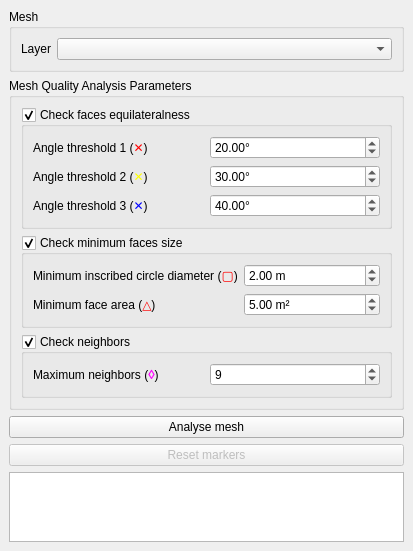
Qt form mesh_tools/ui/mesh_quality.ui (Artelia/Mesh_tools) before a commit.
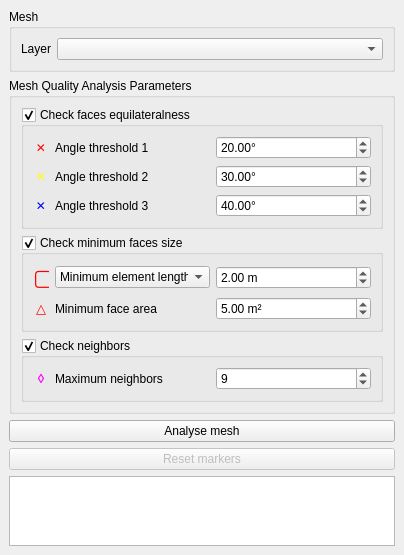
The same form after that commit. Custom widgets are drawn as their Qt base class.

Commit message: Add choice between minimum element length and minimum inscribed circle diameter

Patch:
```diff
--- a/mesh_tools/ui/mesh_quality.ui
+++ b/mesh_tools/ui/mesh_quality.ui
@@ -6,7 +6,7 @@
    <rect>
     <x>0</x>
     <y>0</y>
-    <width>413</width>
+    <width>404</width>
     <height>543</height>
    </rect>
   </property>
@@ -62,54 +62,138 @@
           <bool>false</bool>
          </property>
          <layout class="QGridLayout" name="gridLayout_2">
-          <item row="1" column="1">
-           <widget class="QgsDoubleSpinBox" name="qdsb_bad_angle_2">
-            <property name="suffix">
-             <string notr="true">°</string>
-            </property>
-            <property name="value">
-             <double>30.000000000000000</double>
+          <item row="2" column="1">
+           <widget class="QLabel" name="label_4">
+            <property name="text">
+             <string>Angle threshold 3</string>
             </property>
            </widget>
           </item>
-          <item row="0" column="0">
+          <item row="0" column="1">
            <widget class="QLabel" name="label_2">
             <property name="text">
-             <string>&lt;html&gt;&lt;head/&gt;&lt;body&gt;&lt;p&gt;Angle threshold 1 (&lt;span style=&quot; font-family:'sans-serif'; font-weight:600; color:#ff0000;&quot;&gt;✕&lt;/span&gt;)&lt;/p&gt;&lt;/body&gt;&lt;/html&gt;</string>
+             <string>Angle threshold 1</string>
             </property>
            </widget>
           </item>
-          <item row="0" column="1">
-           <widget class="QgsDoubleSpinBox" name="qdsb_bad_angle_1">
-            <property name="suffix">
-             <string notr="true">°</string>
+          <item row="0" column="0">
+           <widget class="QLabel" name="label_5">
+            <property name="sizePolicy">
+             <sizepolicy hsizetype="Fixed" vsizetype="Preferred">
+              <horstretch>0</horstretch>
+              <verstretch>0</verstretch>
+             </sizepolicy>
             </property>
-            <property name="value">
-             <double>20.000000000000000</double>
+            <property name="minimumSize">
+             <size>
+              <width>16</width>
+              <height>0</height>
+             </size>
             </property>
-           </widget>
-          </item>
-          <item row="2" column="1">
-           <widget class="QgsDoubleSpinBox" name="qdsb_bad_angle_3">
-            <property name="suffix">
-             <string notr="true">°</string>
+            <property name="maximumSize">
+             <size>
+              <width>16</width>
+              <height>16777215</height>
+             </size>
             </property>
-            <property name="value">
-             <double>40.000000000000000</double>
+            <property name="text">
+             <string notr="true">&lt;html&gt;&lt;head/&gt;&lt;body&gt;&lt;p&gt;&lt;span style=&quot; font-family:'sans-serif'; font-weight:600; color:#ff0000;&quot;&gt;✕&lt;/span&gt;&lt;/p&gt;&lt;/body&gt;&lt;/html&gt;</string>
             </property>
+            <property name="alignment">
+             <set>Qt::AlignCenter</set>
+            </property>
            </widget>
           </item>
-          <item row="1" column="0">
+          <item row="1" column="1">
            <widget class="QLabel" name="label_3">
             <property name="text">
-             <string>&lt;html&gt;&lt;head/&gt;&lt;body&gt;&lt;p&gt;Angle threshold 2 (&lt;span style=&quot; font-family:'sans-serif'; font-weight:600; color:#ffff00;&quot;&gt;✕&lt;/span&gt;)&lt;/p&gt;&lt;/body&gt;&lt;/html&gt;</string>
+             <string>Angle threshold 2</string>
+            </property>
+           </widget>
+          </item>
+          <item row="2" column="2">
+           <widget class="QgsDoubleSpinBox" name="mDsbAngle3">
+            <property name="suffix">
+             <string notr="true">°</string>
+            </property>
+            <property name="value">
+             <double>40.000000000000000</double>
+            </property>
+           </widget>
+          </item>
+          <item row="1" column="2">
+           <widget class="QgsDoubleSpinBox" name="mDsbAngle2">
+            <property name="suffix">
+             <string notr="true">°</string>
+            </property>
+            <property name="value">
+             <double>30.000000000000000</double>
+            </property>
+           </widget>
+          </item>
+          <item row="0" column="2">
+           <widget class="QgsDoubleSpinBox" name="mDsbAngle1">
+            <property name="suffix">
+             <string notr="true">°</string>
+            </property>
+            <property name="value">
+             <double>20.000000000000000</double>
+            </property>
+           </widget>
+          </item>
+          <item row="1" column="0">
+           <widget class="QLabel" name="label_8">
+            <property name="sizePolicy">
+             <sizepolicy hsizetype="Fixed" vsizetype="Preferred">
+              <horstretch>0</horstretch>
+              <verstretch>0</verstretch>
+             </sizepolicy>
+            </property>
+            <property name="minimumSize">
+             <size>
+              <width>16</width>
+              <height>0</height>
+             </size>
+            </property>
+            <property name="maximumSize">
+             <size>
+              <width>16</width>
+              <height>16777215</height>
+             </size>
+            </property>
+            <property name="text">
+             <string notr="true">&lt;html&gt;&lt;head/&gt;&lt;body&gt;&lt;p&gt;&lt;span style=&quot; font-family:'sans-serif'; font-weight:600; color:#ffff00;&quot;&gt;✕&lt;/span&gt;&lt;/p&gt;&lt;/body&gt;&lt;/html&gt;</string>
+            </property>
+            <property name="alignment">
+             <set>Qt::AlignCenter</set>
             </property>
            </widget>
           </item>
           <item row="2" column="0">
-           <widget class="QLabel" name="label_4">
+           <widget class="QLabel" name="label_9">
+            <property name="sizePolicy">
+             <sizepolicy hsizetype="Fixed" vsizetype="Preferred">
+              <horstretch>0</horstretch>
+              <verstretch>0</verstretch>
+             </sizepolicy>
+            </property>
+            <property name="minimumSize">
+             <size>
+              <width>16</width>
+              <height>0</height>
+             </size>
+            </property>
+            <property name="maximumSize">
+             <size>
+              <width>16</width>
+              <height>16777215</height>
+             </size>
+            </property>
             <property name="text">
-             <string>&lt;html&gt;&lt;head/&gt;&lt;body&gt;&lt;p&gt;Angle threshold 3 (&lt;span style=&quot; font-family:'sans-serif'; font-weight:600; color:#0000ff;&quot;&gt;✕&lt;/span&gt;)&lt;/p&gt;&lt;/body&gt;&lt;/html&gt;</string>
+             <string notr="true">&lt;html&gt;&lt;head/&gt;&lt;body&gt;&lt;p&gt;&lt;span style=&quot; font-family:'sans-serif'; font-weight:600; color:#0000ff;&quot;&gt;✕&lt;/span&gt;&lt;/p&gt;&lt;/body&gt;&lt;/html&gt;</string>
+            </property>
+            <property name="alignment">
+             <set>Qt::AlignCenter</set>
             </property>
            </widget>
           </item>
@@ -128,15 +212,42 @@
           <bool>false</bool>
          </property>
          <layout class="QGridLayout" name="gridLayout_3">
-          <item row="1" column="0">
+          <item row="2" column="1">
            <widget class="QLabel" name="label_6">
             <property name="text">
-             <string>&lt;html&gt;&lt;head/&gt;&lt;body&gt;&lt;p&gt;Minimum face area (&lt;span style=&quot; font-size:9pt; font-weight:600; color:#ff0000;&quot;&gt;△&lt;/span&gt;)&lt;/p&gt;&lt;/body&gt;&lt;/html&gt;</string>
+             <string>Minimum face area</string>
+            </property>
+           </widget>
+          </item>
+          <item row="2" column="2">
+           <widget class="QgsDoubleSpinBox" name="mDsbArea">
+            <property name="suffix">
+             <string notr="true"> m²</string>
+            </property>
+            <property name="value">
+             <double>5.000000000000000</double>
             </property>
            </widget>
           </item>
           <item row="0" column="1">
-           <widget class="QgsDoubleSpinBox" name="qdsb_min_inscribed_circle">
+           <widget class="QComboBox" name="mCbSize">
+            <property name="sizeAdjustPolicy">
+             <enum>QComboBox::AdjustToMinimumContentsLength</enum>
+            </property>
+            <item>
+             <property name="text">
+              <string>Minimum element length</string>
+             </property>
+            </item>
+            <item>
+             <property name="text">
+              <string>Minimum inscribed circle diameter</string>
+             </property>
+            </item>
+           </widget>
+          </item>
+          <item row="0" column="2">
+           <widget class="QgsDoubleSpinBox" name="mDsbSize">
             <property name="suffix">
              <string notr="true"> m</string>
             </property>
@@ -148,20 +259,59 @@
             </property>
            </widget>
           </item>
+          <item row="2" column="0">
+           <widget class="QLabel" name="label_11">
+            <property name="sizePolicy">
+             <sizepolicy hsizetype="Fixed" vsizetype="Preferred">
+              <horstretch>0</horstretch>
+              <verstretch>0</verstretch>
+             </sizepolicy>
+            </property>
+            <property name="minimumSize">
+             <size>
+              <width>16</width>
+              <height>0</height>
+             </size>
+            </property>
+            <property name="maximumSize">
+             <size>
+              <width>16</width>
+              <height>16777215</height>
+             </size>
+            </property>
+            <property name="text">
+             <string notr="true">&lt;html&gt;&lt;head/&gt;&lt;body&gt;&lt;p&gt;&lt;span style=&quot; font-size:10pt; font-weight:600; color:#ff0000;&quot;&gt;△&lt;/span&gt;&lt;/p&gt;&lt;/body&gt;&lt;/html&gt;</string>
+            </property>
+            <property name="alignment">
+             <set>Qt::AlignCenter</set>
+            </property>
+           </widget>
+          </item>
           <item row="0" column="0">
-           <widget class="QLabel" name="label_5">
+           <widget class="QLabel" name="label_10">
+            <property name="sizePolicy">
+             <sizepolicy hsizetype="Fixed" vsizetype="Preferred">
+              <horstretch>0</horstretch>
+              <verstretch>0</verstretch>
+             </sizepolicy>
+            </property>
+            <property name="minimumSize">
+             <size>
+              <width>16</width>
+              <height>0</height>
+             </size>
+            </property>
+            <property name="maximumSize">
+             <size>
+              <width>16</width>
+              <height>16777215</height>
+             </size>
+            </property>
             <property name="text">
-             <string>&lt;html&gt;&lt;head/&gt;&lt;body&gt;&lt;p&gt;Minimum inscribed circle diameter (&lt;span style=&quot; font-size:10pt; font-weight:600; color:#ff0000;&quot;&gt;▢&lt;/span&gt;)&lt;/p&gt;&lt;/body&gt;&lt;/html&gt;</string>
+             <string notr="true">&lt;html&gt;&lt;head/&gt;&lt;body&gt;&lt;p&gt;&lt;span style=&quot; font-family:'Verdana','sans-serif'; font-size:22px; font-weight:600; color:#ff0000;&quot;&gt;▢&lt;/span&gt;&lt;/p&gt;&lt;/body&gt;&lt;/html&gt;</string>
             </property>
-           </widget>
-          </item>
-          <item row="1" column="1">
-           <widget class="QgsDoubleSpinBox" name="qdsb_min_face_area">
-            <property name="suffix">
-             <string notr="true"> m²</string>
-            </property>
-            <property name="value">
-             <double>5.000000000000000</double>
+            <property name="alignment">
+             <set>Qt::AlignCenter</set>
             </property>
            </widget>
           </item>
@@ -180,20 +330,48 @@
           <bool>false</bool>
          </property>
          <layout class="QGridLayout" name="gridLayout_4">
-          <item row="0" column="0">
-           <widget class="QLabel" name="label_7">
-            <property name="text">
-             <string>&lt;html&gt;&lt;head/&gt;&lt;body&gt;&lt;p&gt;Maximum neighbors (&lt;span style=&quot; font-size:10pt; font-weight:600; color:#ff00ff;&quot;&gt;◊&lt;/span&gt;)&lt;/p&gt;&lt;/body&gt;&lt;/html&gt;</string>
-            </property>
-           </widget>
-          </item>
-          <item row="0" column="1">
-           <widget class="QgsSpinBox" name="qsb_max_neighbors">
+          <item row="0" column="2">
+           <widget class="QgsSpinBox" name="mDsbNeighbors">
             <property name="value">
              <number>9</number>
             </property>
            </widget>
           </item>
+          <item row="0" column="0">
+           <widget class="QLabel" name="label_12">
+            <property name="sizePolicy">
+             <sizepolicy hsizetype="Fixed" vsizetype="Preferred">
+              <horstretch>0</horstretch>
+              <verstretch>0</verstretch>
+             </sizepolicy>
+            </property>
+            <property name="minimumSize">
+             <size>
+              <width>16</width>
+              <height>0</height>
+             </size>
+            </property>
+            <property name="maximumSize">
+             <size>
+              <width>16</width>
+              <height>16777215</height>
+             </size>
+            </property>
+            <property name="text">
+             <string notr="true">&lt;html&gt;&lt;head/&gt;&lt;body&gt;&lt;p&gt;&lt;span style=&quot; font-size:10pt; font-weight:600; color:#ff00ff;&quot;&gt;◊&lt;/span&gt;&lt;/p&gt;&lt;/body&gt;&lt;/html&gt;</string>
+            </property>
+            <property name="alignment">
+             <set>Qt::AlignCenter</set>
+            </property>
+           </widget>
+          </item>
+          <item row="0" column="1">
+           <widget class="QLabel" name="label_7">
+            <property name="text">
+             <string>Maximum neighbors</string>
+            </property>
+           </widget>
+          </item>
          </layout>
         </widget>
        </item>
```
Left out of the diff: 10 changed lines with no effect on the pictures. The commit also changes 1 other file.
